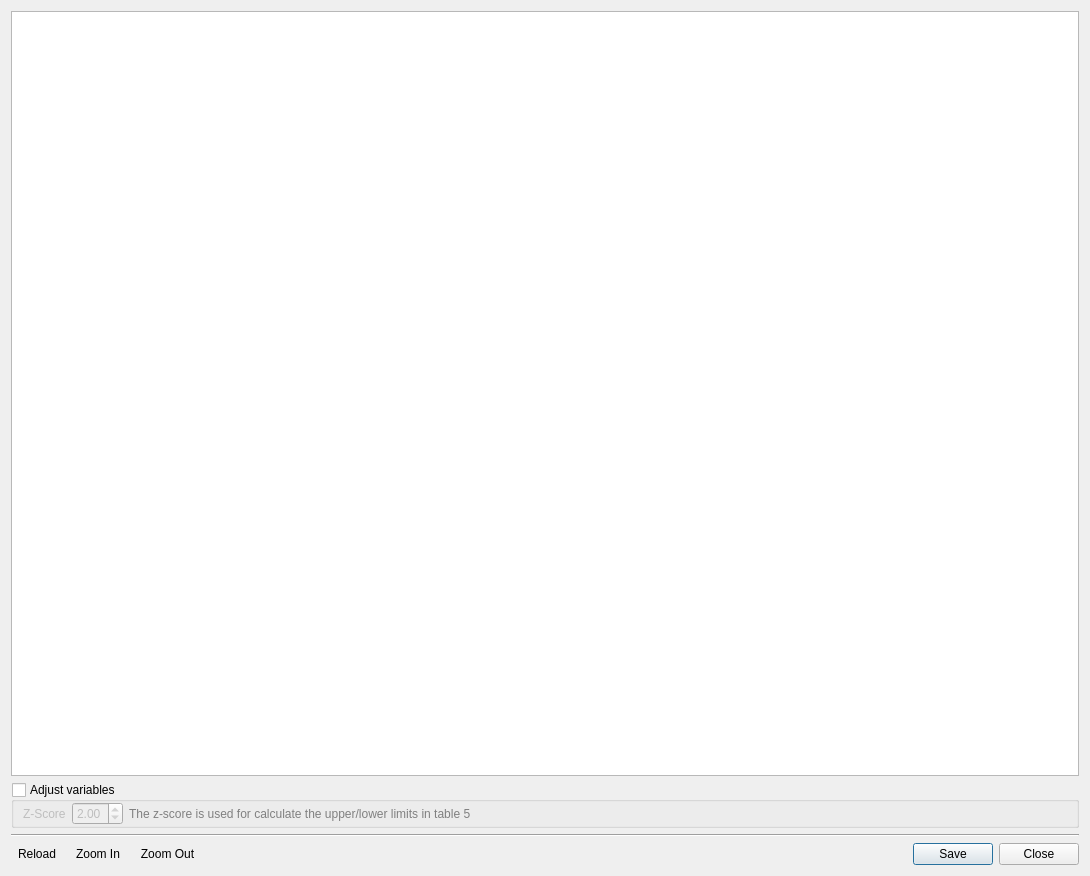
Qt form ui/accuracy_assessment_dialog.ui (SMByC/AcATaMa) before a commit.
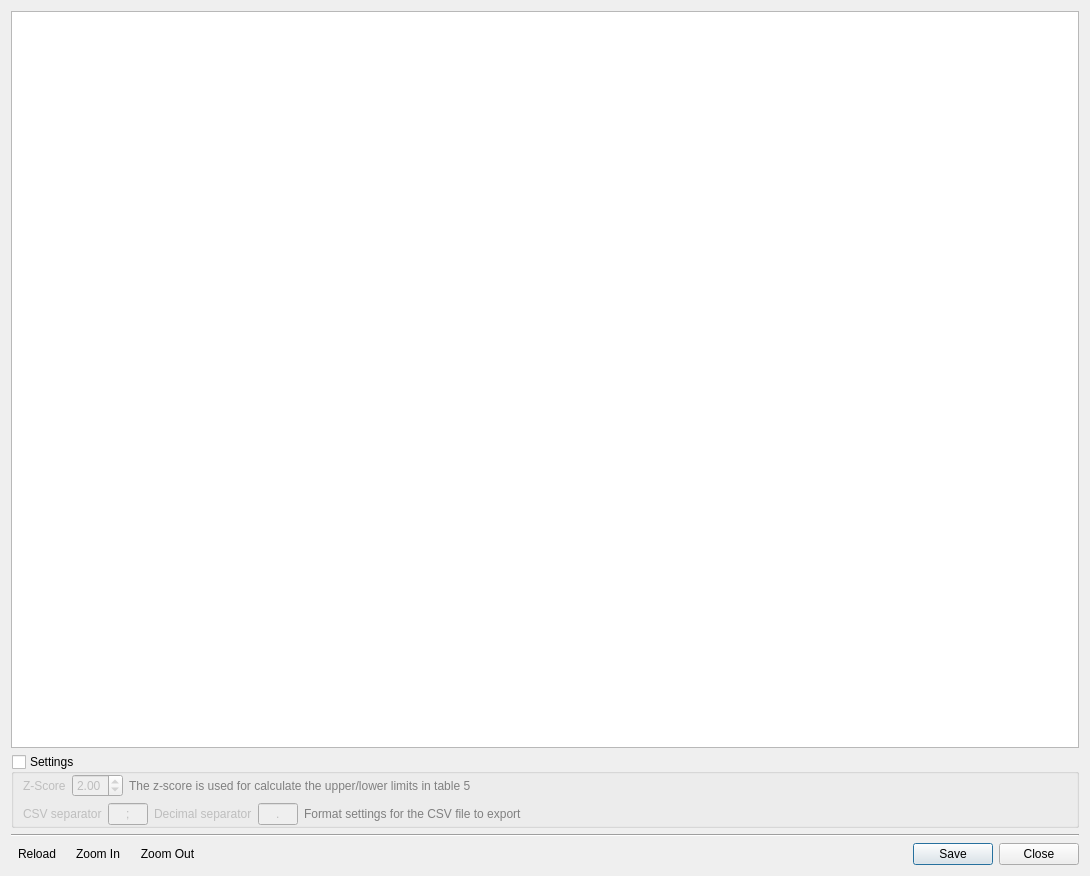
The same form after that commit. Icons and pictures are not drawn.

Commit message: Added the user options csv_separator and csv_decimal_separator for CSV format file

Diff of the .ui file:
```diff
--- a/ui/accuracy_assessment_dialog.ui
+++ b/ui/accuracy_assessment_dialog.ui
@@ -31,7 +31,7 @@
    <item>
     <widget class="QGroupBox" name="groupBox">
      <property name="title">
-      <string>Adjust variables</string>
+      <string>Settings</string>
      </property>
      <property name="flat">
       <bool>true</bool>
@@ -47,25 +47,28 @@
        <number>0</number>
       </property>
       <item>
-       <widget class="QWidget" name="AdjustedVarsGroup" native="true">
-        <layout class="QGridLayout" name="gridLayout_2">
+       <widget class="QWidget" name="SettingsGroupBox" native="true">
+        <layout class="QVBoxLayout" name="verticalLayout_3">
          <property name="topMargin">
           <number>0</number>
          </property>
          <property name="bottomMargin">
           <number>0</number>
          </property>
-         <item row="0" column="2">
-          <widget class="QLabel" name="label_2">
-           <property name="styleSheet">
-            <string notr="true">color: gray;</string>
-           </property>
+         <item>
+          <widget class="QWidget" name="widget_2" native="true">
+           <layout class="QHBoxLayout" name="horizontalLayout_2">
+            <property name="margin">
+             <number>0</number>
+            </property>
+            <item>
+             <widget class="QLabel" name="label">
            <property name="text">
-            <string>The z-score is used for calculate the upper/lower limits in table 5</string>
+               <string>Z-Score</string>
            </property>
           </widget>
          </item>
-         <item row="0" column="1">
+            <item>
           <widget class="QDoubleSpinBox" name="z_score">
            <property name="minimum">
             <double>0.000000000000000</double>
@@ -81,14 +84,17 @@
            </property>
           </widget>
          </item>
-         <item row="0" column="0">
-          <widget class="QLabel" name="label">
+            <item>
+             <widget class="QLabel" name="label_2">
+              <property name="styleSheet">
+               <string notr="true">color: gray;</string>
+              </property>
            <property name="text">
-            <string>Z-Score</string>
+               <string>The z-score is used for calculate the upper/lower limits in table 5</string>
            </property>
           </widget>
          </item>
-         <item row="0" column="3">
+            <item>
           <spacer name="horizontalSpacer">
            <property name="orientation">
             <enum>Qt::Horizontal</enum>
@@ -104,6 +110,93 @@
         </layout>
        </widget>
       </item>
+         <item>
+          <widget class="QWidget" name="widget_3" native="true">
+           <layout class="QHBoxLayout" name="horizontalLayout_3">
+            <property name="margin">
+             <number>0</number>
+            </property>
+            <item>
+             <widget class="QLabel" name="label_3">
+              <property name="text">
+               <string>CSV separator</string>
+              </property>
+             </widget>
+            </item>
+            <item>
+             <widget class="QLineEdit" name="CSV_separator">
+              <property name="maximumSize">
+               <size>
+                <width>40</width>
+                <height>16777215</height>
+               </size>
+              </property>
+              <property name="text">
+               <string>;</string>
+              </property>
+              <property name="maxLength">
+               <number>1</number>
+              </property>
+              <property name="alignment">
+               <set>Qt::AlignCenter</set>
+              </property>
+             </widget>
+            </item>
+            <item>
+             <widget class="QLabel" name="label_4">
+              <property name="text">
+               <string>Decimal separator</string>
+              </property>
+             </widget>
+            </item>
+            <item>
+             <widget class="QLineEdit" name="CSV_decimal_sep">
+              <property name="maximumSize">
+               <size>
+                <width>40</width>
+                <height>16777215</height>
+               </size>
+              </property>
+              <property name="text">
+               <string>.</string>
+              </property>
+              <property name="maxLength">
+               <number>1</number>
+              </property>
+              <property name="alignment">
+               <set>Qt::AlignCenter</set>
+              </property>
+             </widget>
+            </item>
+            <item>
+             <widget class="QLabel" name="label_5">
+              <property name="styleSheet">
+               <string notr="true">color: gray;</string>
+              </property>
+              <property name="text">
+               <string>Format settings for the CSV file to export</string>
+              </property>
+             </widget>
+            </item>
+            <item>
+             <spacer name="horizontalSpacer_2">
+              <property name="orientation">
+               <enum>Qt::Horizontal</enum>
+              </property>
+              <property name="sizeHint" stdset="0">
+               <size>
+                <width>40</width>
+                <height>20</height>
+               </size>
+              </property>
+             </spacer>
+            </item>
+           </layout>
+          </widget>
+         </item>
+        </layout>
+       </widget>
+      </item>
      </layout>
     </widget>
    </item>
```
Left out of the diff: 6 changed lines with no effect on the pictures. Lines whose indentation alone changed are shown as unchanged. The commit also changes 2 other files.
